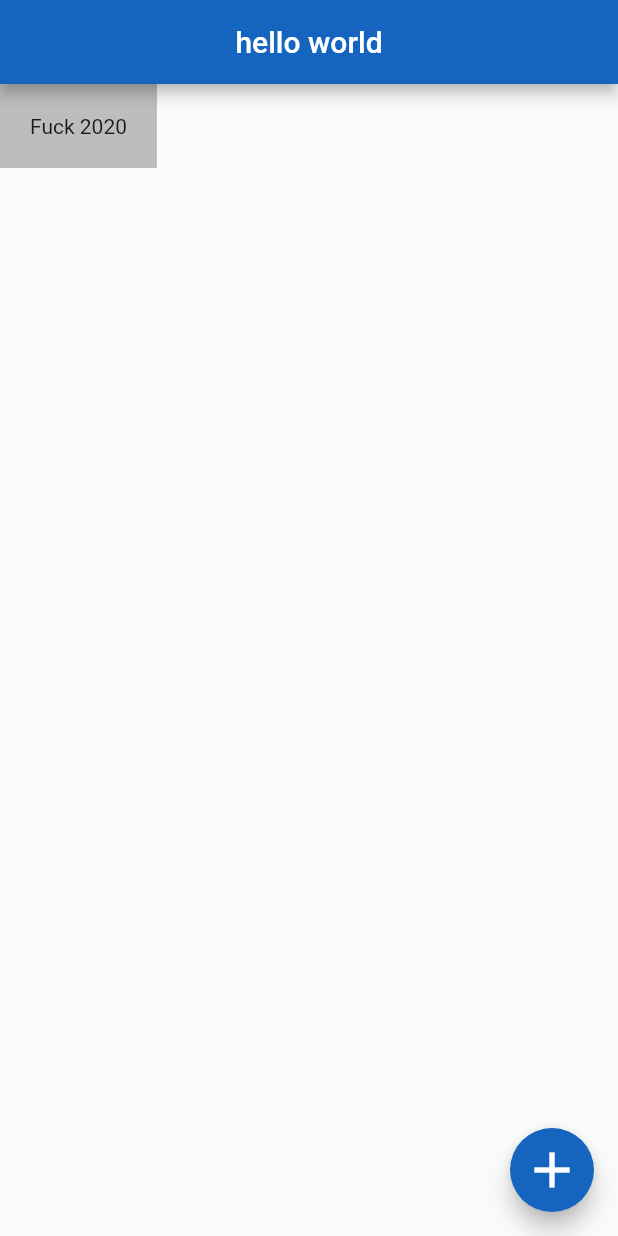
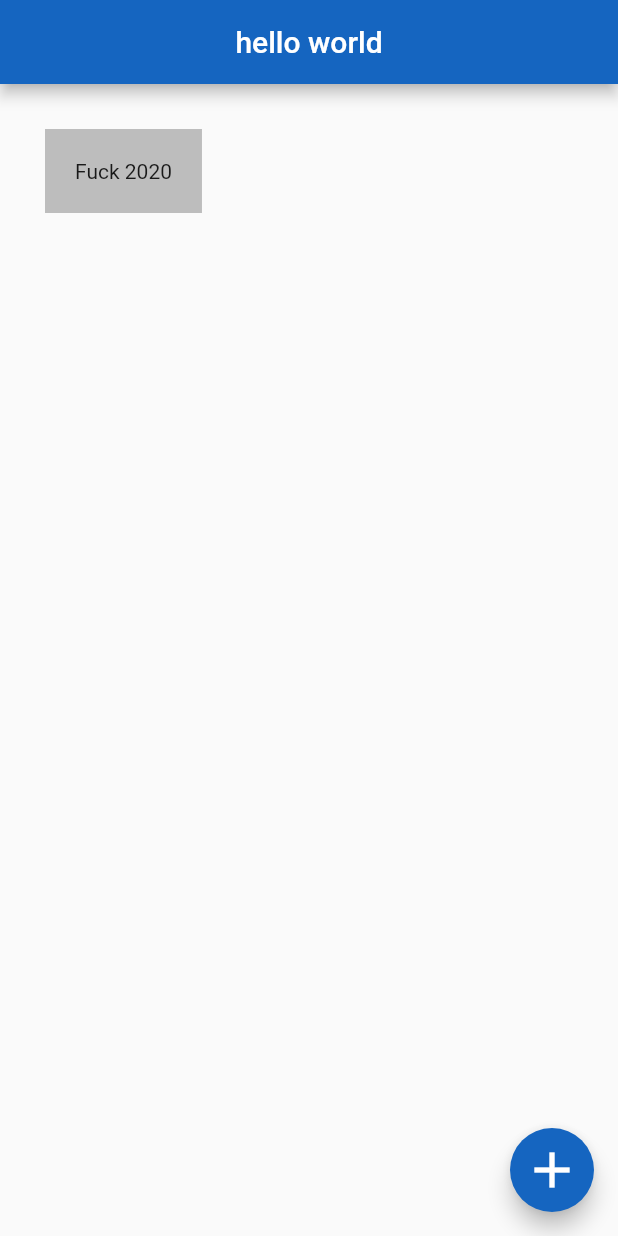
Before and after one commit to OwenWest/FlutterTutorial, a Flutter app: the screen it shows after launch, on a phone screen of 412 x 824 dp. Run offline on Flutter 3.47's test engine with Material 2 defaults, Android fonts, the phone set to English and light mode, and no system bars.

Commit message:
Testing this out

```diff
--- a/lib/main.dart
+++ b/lib/main.dart
@@ -17,6 +17,7 @@ class Home extends StatelessWidget {
       ),
       body: Container(
         padding: EdgeInsets.all(20),
+        margin: EdgeInsets.all(30),
         color: Colors.grey[400],
         child: Text('Fuck 2020'),
       ),
```
